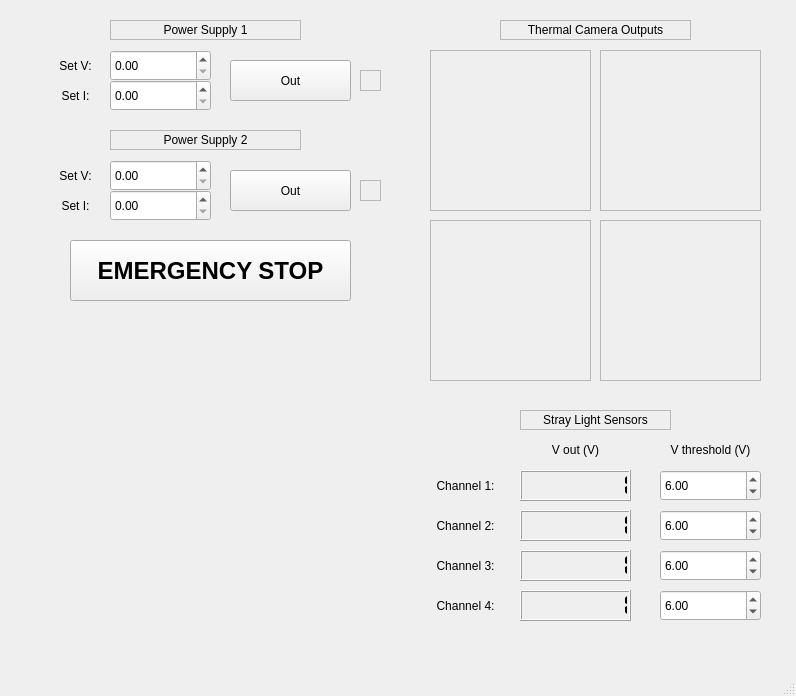
Old version of the form LCAS-Interface/GUI/LCASGUIV3.ui in the repository elizartsy/LCAS-Project.
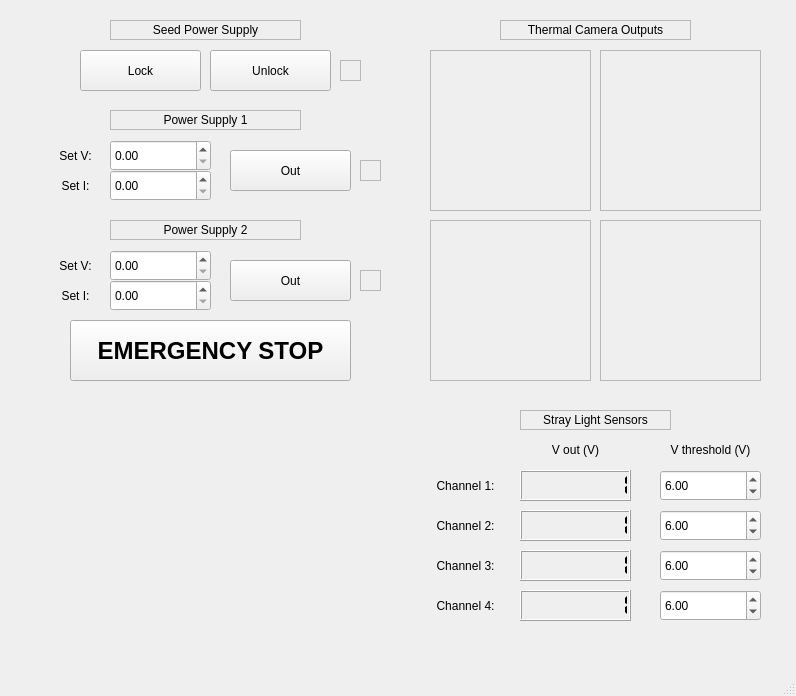
New version of the form.

Commit message: SeedLock/Unlock added

The edit to the form file:
```diff
--- a/LCAS-Interface/GUI/LCASGUIV3.ui
+++ b/LCAS-Interface/GUI/LCASGUIV3.ui
@@ -397,7 +397,7 @@
     <property name="geometry">
      <rect>
       <x>110</x>
-      <y>20</y>
+      <y>110</y>
       <width>191</width>
       <height>20</height>
      </rect>
@@ -421,7 +421,7 @@
     <property name="geometry">
      <rect>
       <x>30</x>
-      <y>50</y>
+      <y>140</y>
       <width>91</width>
       <height>31</height>
      </rect>
@@ -440,7 +440,7 @@
     <property name="geometry">
      <rect>
       <x>30</x>
-      <y>80</y>
+      <y>170</y>
       <width>91</width>
       <height>31</height>
      </rect>
@@ -459,7 +459,7 @@
     <property name="geometry">
      <rect>
       <x>110</x>
-      <y>50</y>
+      <y>140</y>
       <width>101</width>
       <height>31</height>
      </rect>
@@ -472,7 +472,7 @@
     <property name="geometry">
      <rect>
       <x>110</x>
-      <y>80</y>
+      <y>170</y>
       <width>101</width>
       <height>31</height>
      </rect>
@@ -485,7 +485,7 @@
     <property name="geometry">
      <rect>
       <x>230</x>
-      <y>60</y>
+      <y>150</y>
       <width>121</width>
       <height>41</height>
      </rect>
@@ -498,7 +498,7 @@
     <property name="geometry">
      <rect>
       <x>360</x>
-      <y>70</y>
+      <y>160</y>
       <width>21</width>
       <height>21</height>
      </rect>
@@ -514,7 +514,7 @@
     <property name="geometry">
      <rect>
       <x>110</x>
-      <y>160</y>
+      <y>250</y>
       <width>101</width>
       <height>31</height>
      </rect>
@@ -527,7 +527,7 @@
     <property name="geometry">
      <rect>
       <x>30</x>
-      <y>190</y>
+      <y>280</y>
       <width>91</width>
       <height>31</height>
      </rect>
@@ -546,7 +546,7 @@
     <property name="geometry">
      <rect>
       <x>110</x>
-      <y>130</y>
+      <y>220</y>
       <width>191</width>
       <height>20</height>
      </rect>
@@ -570,7 +570,7 @@
     <property name="geometry">
      <rect>
       <x>230</x>
-      <y>170</y>
+      <y>260</y>
       <width>121</width>
       <height>41</height>
      </rect>
@@ -583,7 +583,7 @@
     <property name="geometry">
      <rect>
       <x>360</x>
-      <y>180</y>
+      <y>270</y>
       <width>21</width>
       <height>21</height>
      </rect>
@@ -599,7 +599,7 @@
     <property name="geometry">
      <rect>
       <x>30</x>
-      <y>160</y>
+      <y>250</y>
       <width>91</width>
       <height>31</height>
      </rect>
@@ -618,7 +618,7 @@
     <property name="geometry">
      <rect>
       <x>110</x>
-      <y>190</y>
+      <y>280</y>
       <width>101</width>
       <height>31</height>
      </rect>
@@ -631,7 +631,7 @@
     <property name="geometry">
      <rect>
       <x>70</x>
-      <y>240</y>
+      <y>320</y>
       <width>281</width>
       <height>61</height>
      </rect>
@@ -647,6 +647,72 @@
      <string>EMERGENCY STOP</string>
     </property>
    </widget>
+   <widget class="QLabel" name="label_15">
+    <property name="geometry">
+     <rect>
+      <x>110</x>
+      <y>20</y>
+      <width>191</width>
+      <height>20</height>
+     </rect>
+    </property>
+    <property name="font">
+     <font>
+      <family>Arial</family>
+     </font>
+    </property>
+    <property name="frameShape">
+     <enum>QFrame::Shape::StyledPanel</enum>
+    </property>
+    <property name="text">
+     <string>Seed Power Supply</string>
+    </property>
+    <property name="alignment">
+     <set>Qt::AlignmentFlag::AlignCenter</set>
+    </property>
+   </widget>
+   <widget class="QFrame" name="OutIndicatorFrame_3">
+    <property name="geometry">
+     <rect>
+      <x>340</x>
+      <y>60</y>
+      <width>21</width>
+      <height>21</height>
+     </rect>
+    </property>
+    <property name="frameShape">
+     <enum>QFrame::Shape::StyledPanel</enum>
+    </property>
+    <property name="frameShadow">
+     <enum>QFrame::Shadow::Raised</enum>
+    </property>
+   </widget>
+   <widget class="QPushButton" name="SeedLockButton">
+    <property name="geometry">
+     <rect>
+      <x>80</x>
+      <y>50</y>
+      <width>121</width>
+      <height>41</height>
+     </rect>
+    </property>
+    <property name="text">
+     <string>Lock</string>
+    </property>
+   </widget>
+   <widget class="QPushButton" name="SeedUnlockButton">
+    <property name="geometry">
+     <rect>
+      <x>210</x>
+      <y>50</y>
+      <width>121</width>
+      <height>41</height>
+     </rect>
+    </property>
+    <property name="text">
+     <string>Unlock</string>
+    </property>
+   </widget>
   </widget>
   <widget class="QMenuBar" name="menubar">
    <property name="geometry">
```
The commit also changes 2 other files.
